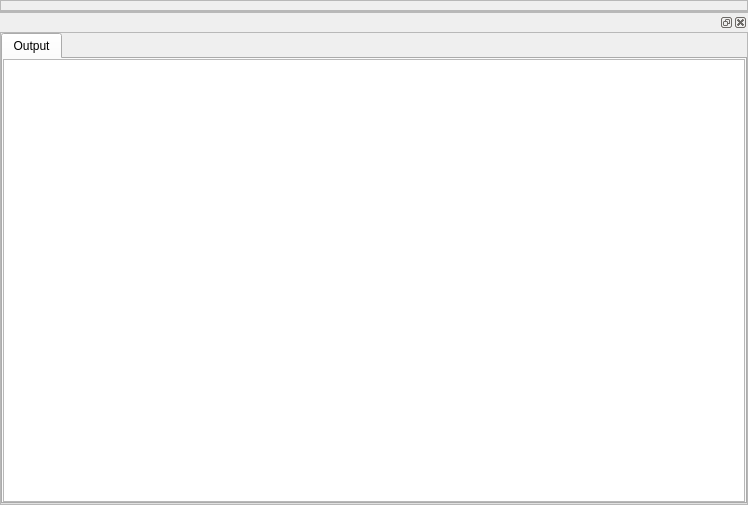
cccZone/tamy, file Code/Editor/TamyEditor/fragmentshadereditor.ui: the form before one commit.
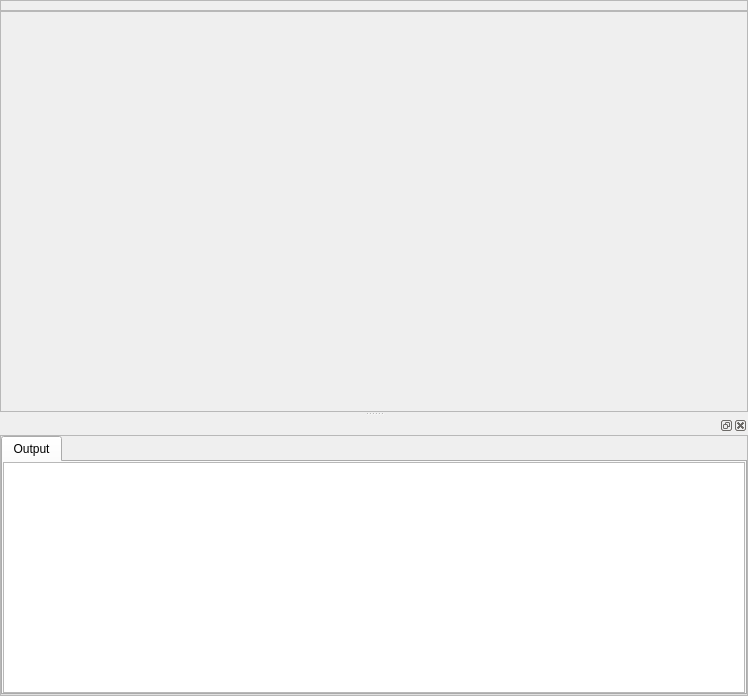
The form after the commit.

Commit message: - splitter widgets added to every shader editor - lighting pipeline refactored to accommodate more lighting methods

Patch:
```diff
--- a/Code/Editor/TamyEditor/fragmentshadereditor.ui
+++ b/Code/Editor/TamyEditor/fragmentshadereditor.ui
@@ -7,7 +7,7 @@
     <x>0</x>
     <y>0</y>
     <width>748</width>
-    <height>505</height>
+    <height>696</height>
    </rect>
   </property>
   <property name="windowTitle">
@@ -48,14 +48,42 @@
     </widget>
    </item>
    <item>
+    <widget class="QSplitter" name="splitter">
+     <property name="orientation">
+      <enum>Qt::Vertical</enum>
+     </property>
     <widget class="QFrame" name="editorFrame">
+      <property name="sizePolicy">
+       <sizepolicy hsizetype="Preferred" vsizetype="Expanding">
+        <horstretch>0</horstretch>
+        <verstretch>1</verstretch>
+       </sizepolicy>
+      </property>
+      <property name="minimumSize">
+       <size>
+        <width>0</width>
+        <height>200</height>
+       </size>
+      </property>
+      <property name="maximumSize">
+       <size>
+        <width>16777215</width>
+        <height>16777215</height>
+       </size>
+      </property>
+      <property name="baseSize">
+       <size>
+        <width>0</width>
+        <height>800</height>
+       </size>
+      </property>
      <property name="frameShape">
       <enum>QFrame::StyledPanel</enum>
      </property>
      <property name="frameShadow">
       <enum>QFrame::Raised</enum>
      </property>
-     <layout class="QHBoxLayout" name="horizontalLayout_3" stretch="">
+      <layout class="QHBoxLayout" name="horizontalLayout_3">
       <property name="spacing">
        <number>0</number>
       </property>
@@ -64,9 +92,25 @@
       </property>
      </layout>
     </widget>
-   </item>
-   <item>
     <widget class="QDockWidget" name="dockWidget">
+      <property name="sizePolicy">
+       <sizepolicy hsizetype="Preferred" vsizetype="Expanding">
+        <horstretch>0</horstretch>
+        <verstretch>1</verstretch>
+       </sizepolicy>
+      </property>
+      <property name="minimumSize">
+       <size>
+        <width>80</width>
+        <height>280</height>
+       </size>
+      </property>
+      <property name="maximumSize">
+       <size>
+        <width>524287</width>
+        <height>280</height>
+       </size>
+      </property>
      <widget class="QWidget" name="dockWidgetContents">
       <layout class="QVBoxLayout" name="verticalLayout_4">
        <property name="spacing">
@@ -92,7 +136,7 @@
             <x>0</x>
             <y>0</y>
             <width>746</width>
-            <height>468</height>
+             <height>256</height>
            </rect>
           </property>
           <layout class="QVBoxLayout" name="verticalLayout_3">
@@ -130,6 +174,7 @@
         </widget>
        </item>
       </layout>
+      </widget>
      </widget>
     </widget>
    </item>
```
Lines whose indentation alone changed are shown as unchanged. The commit also changes 67 other files.
